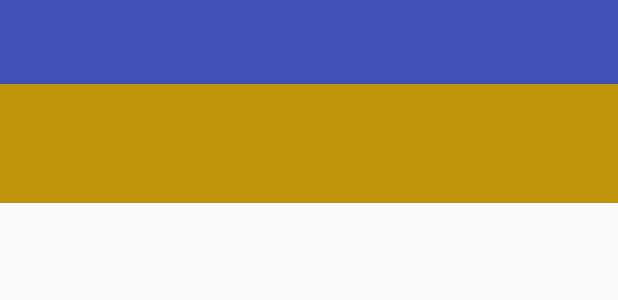
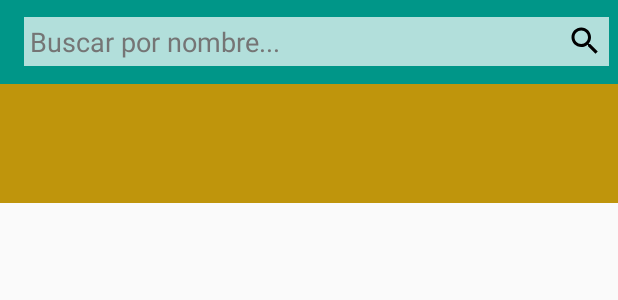
Before and after one commit to ChrisR1999/linearyscrollbar2, an Android app: the layout activity_visordecomics.xml on its own in the app's theme, with its tools: preview values and no code run, on a phone screen of 412 x 824 dp. Shown: the top 300 px of the screen. Run offline under Robolectric (Android 15) with nearby library versions, the phone set to English and light mode, and no system bars.

Commit message:
implementacion de la barra (solo grafico)

```diff
--- a/app/src/main/java/com/arturo/almaitu/VisorDeComics.java
+++ b/app/src/main/java/com/arturo/almaitu/VisorDeComics.java
@@ -7,6 +7,7 @@ import android.widget.AdapterView;
 import android.widget.ListView;
 import android.widget.TextView;
 
+import com.arturo.almaitu.R;
 import com.arturo.almaitu.Adapters.AdaptadorMain;
 import com.arturo.almaitu.Controladores.ControladorLinks;
 
--- /dev/null
+++ b/app/src/main/res/drawable/ic_search_24.xml
@@ -0,0 +1,4 @@
+<vector android:height="24dp" android:viewportHeight="48"
+    android:viewportWidth="48" android:width="24dp" xmlns:android="http://schemas.android.com/apk/res/android">
+    <path android:fillColor="#FF000000" android:pathData="M31,28h-1.59l-0.55,-0.55C30.82,25.18 32,22.23 32,19c0,-7.18 -5.82,-13 -13,-13S6,11.82 6,19s5.82,13 13,13c3.23,0 6.18,-1.18 8.45,-3.13l0.55,0.55L28,31l10,9.98L40.98,38 31,28zM19,28c-4.97,0 -9,-4.03 -9,-9s4.03,-9 9,-9 9,4.03 9,9 -4.03,9 -9,9z"/>
+</vector>
--- a/app/src/main/res/layout/activity_visordecomics.xml
+++ b/app/src/main/res/layout/activity_visordecomics.xml
@@ -12,6 +12,7 @@
         android:layout_height="wrap_content"
         android:layout_alignParentTop="true"
         android:orientation="vertical">
+
         <include
             android:id="@+id/toolbar"
             layout="@layout/toolbar" />
@@ -28,11 +29,7 @@
         android:baselineAligned="false"
         android:gravity="top"
         android:orientation="horizontal">
-
-
-
     </LinearLayout>
-
 
     <ListView
         android:id="@+id/listMain"
@@ -40,20 +37,19 @@
         android:layout_height="wrap_content"
         android:layout_below="@id/linearLogo"
         android:layout_marginTop="5dp"
-        android:divider="#404040"
+        android:divider="@color/divider"
         android:dividerHeight="2dp"
-        android:foregroundGravity="center"/>
+        android:foregroundGravity="center" />
 
     <com.google.android.gms.ads.AdView
         android:id="@+id/adView"
         android:layout_width="match_parent"
         android:layout_height="wrap_content"
         android:layout_alignParentBottom="true"
+        android:layout_centerHorizontal="true"
         android:layout_marginBottom="10dp"
-        android:layout_centerHorizontal="true"
         app:adSize="BANNER"
         app:adUnitId="ca-app-pub-5146175048698339/1447542724">
-
     </com.google.android.gms.ads.AdView>
 
     <FrameLayout
@@ -62,7 +58,6 @@
         android:layout_height="match_parent"
         android:layout_alignParentStart="true"
         android:layout_alignParentTop="true">
-
     </FrameLayout>
 
 </RelativeLayout>
--- a/app/src/main/res/layout/toolbar.xml
+++ b/app/src/main/res/layout/toolbar.xml
@@ -10,21 +10,18 @@
     local:theme="@style/ThemeOverlay.AppCompat.Dark.ActionBar">
 
     <EditText
-        android:id="@+id/godSearch"
-        android:layout_width="180dp"
+        android:id="@+id/comicSearch"
+        android:layout_width="match_parent"
         android:layout_height="wrap_content"
         android:layout_margin="6dp"
+        android:background="@color/primary_light"
+        android:drawableEnd="@drawable/ic_search_24"
         android:hint="Buscar por nombre..."
         android:imeOptions="actionSearch"
+        android:inputType="text"
         android:maxLines="1"
-        android:inputType="text"
-        android:focusable="true"
-        android:focusableInTouchMode ="true"
-        android:enabled="false"
-        android:cursorVisible="false"
-        android:visibility="gone"
-
-        android:textColorHint="@color/colorAccent"
-        android:padding="4dp" />
+        android:padding="4dp"
+        android:textColor="@color/primary_text"
+        android:textColorHint="@color/secondary_text" />
 
 </android.support.v7.widget.Toolbar>
--- a/app/src/main/res/values/colors.xml
+++ b/app/src/main/res/values/colors.xml
@@ -1,6 +1,11 @@
 <?xml version="1.0" encoding="utf-8"?>
 <resources>
-    <color name="colorPrimary">#3F51B5</color>
-    <color name="colorPrimaryDark">#303F9F</color>
-    <color name="colorAccent">#FF4081</color>
+    <color name="primary">#009688</color>
+    <color name="primary_dark">#00796B</color>
+    <color name="primary_light">#B2DFDB</color>
+    <color name="accent">#7C4DFF</color>
+    <color name="primary_text">#212121</color>
+    <color name="secondary_text">#757575</color>
+    <color name="icons">#FFFFFF</color>
+    <color name="divider">#BDBDBD</color>
 </resources>
--- a/app/src/main/res/values/styles.xml
+++ b/app/src/main/res/values/styles.xml
@@ -3,13 +3,14 @@
     <!-- Base application theme. -->
     <style name="AppTheme" parent="Theme.AppCompat.Light.DarkActionBar">
         <!-- Customize your theme here. -->
-        <item name="colorPrimary">@color/colorPrimary</item>
-        <item name="colorPrimaryDark">@color/colorPrimaryDark</item>
-        <item name="colorAccent">@color/colorAccent</item>
+        <item name="windowNoTitle">true</item>
+        <item name="windowActionBar">false</item>
+        <item name="colorPrimary">@color/primary</item>
+        <item name="colorPrimaryDark">@color/primary_dark</item>
+        <item name="colorAccent">@color/accent</item>
     </style>
 
     <style name="AppTheme2">
-
         <item name="android:windowCloseOnTouchOutside">true</item>
         <item name="android:windowIsTranslucent">true</item>
     </style>
```
